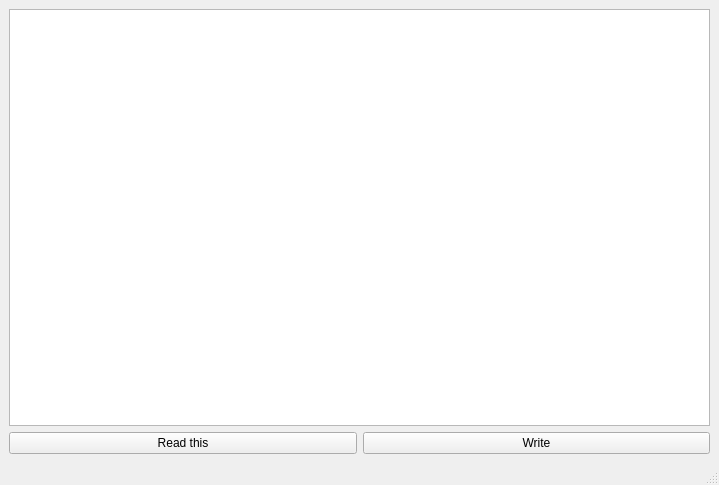
Qt form SLMCircuitSim/SLM_Circuit_Simulator/mainwindow.ui (Sam-R-Taylor/ELEC40006-DESIGN-PROJECT-2020) before a commit.
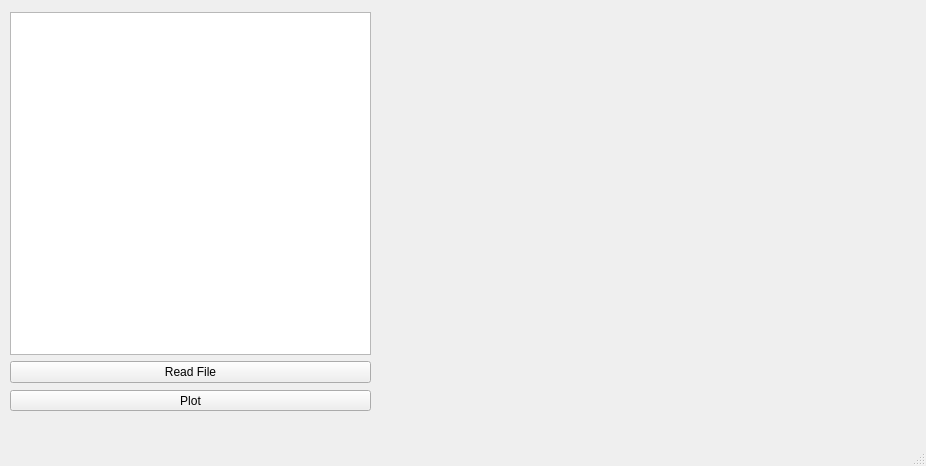
The same form after that commit. Custom widgets are drawn as their Qt base class.

Commit message: Added Plotting and file  dialog functionality

Diff of the .ui file:
```diff
--- a/SLMCircuitSim/SLM_Circuit_Simulator/mainwindow.ui
+++ b/SLMCircuitSim/SLM_Circuit_Simulator/mainwindow.ui
@@ -6,16 +6,46 @@
    <rect>
     <x>0</x>
     <y>0</y>
-    <width>719</width>
-    <height>485</height>
+    <width>926</width>
+    <height>466</height>
    </rect>
   </property>
   <property name="windowTitle">
    <string>MainWindow</string>
   </property>
   <widget class="QWidget" name="centralwidget">
-   <layout class="QVBoxLayout" name="verticalLayout_2">
-    <item>
+   <widget class="QCustomPlot" name="customPlot" native="true">
+    <property name="geometry">
+     <rect>
+      <x>380</x>
+      <y>10</y>
+      <width>531</width>
+      <height>411</height>
+     </rect>
+    </property>
+   </widget>
+   <widget class="QPushButton" name="pushButton_3">
+    <property name="geometry">
+     <rect>
+      <x>10</x>
+      <y>390</y>
+      <width>361</width>
+      <height>21</height>
+     </rect>
+    </property>
+    <property name="text">
+     <string>Plot</string>
+    </property>
+   </widget>
+   <widget class="QWidget" name="layoutWidget">
+    <property name="geometry">
+     <rect>
+      <x>10</x>
+      <y>12</y>
+      <width>361</width>
+      <height>371</height>
+     </rect>
+    </property>
      <layout class="QVBoxLayout" name="verticalLayout">
       <item>
        <widget class="QPlainTextEdit" name="plainTextEdit_2"/>
@@ -25,22 +55,14 @@
         <item>
          <widget class="QPushButton" name="pushButton_2">
           <property name="text">
-           <string>Read this</string>
+          <string>Read File</string>
           </property>
          </widget>
         </item>
-        <item>
-         <widget class="QPushButton" name="pushButton">
-          <property name="text">
-           <string>Write</string>
-          </property>
-         </widget>
-        </item>
        </layout>
       </item>
      </layout>
-    </item>
-   </layout>
+   </widget>
   </widget>
   <widget class="QMenuBar" name="menubar">
    <property name="geometry">
@@ -54,6 +76,14 @@
   </widget>
   <widget class="QStatusBar" name="statusbar"/>
  </widget>
+ <customwidgets>
+  <customwidget>
+   <class>QCustomPlot</class>
+   <extends>QWidget</extends>
+   <header>qcustomplot.h</header>
+   <container>1</container>
+  </customwidget>
+ </customwidgets>
  <resources/>
  <connections/>
 </ui>
```
Left out of the diff: 4 changed lines with no effect on the pictures. Lines whose indentation alone changed are shown as unchanged. The commit also changes 5 other files.
